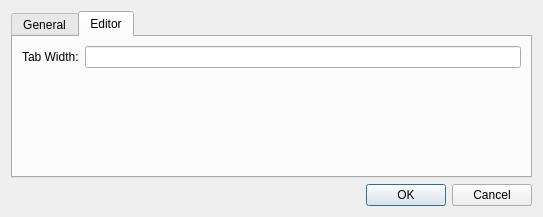
This is mcbuilder/trunk/layouts/preferences.ui in makingthings/makecontroller as Qt 5 draws it before an edit. The edited form follows.
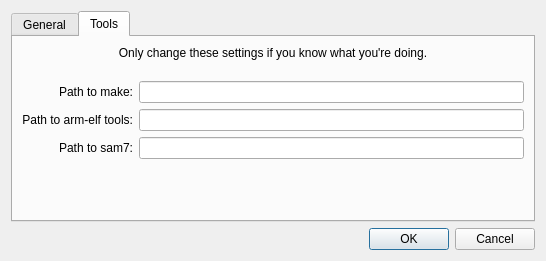
This is the edited form. The open tabs and pages were chosen to show the change.

Commit message: - now set path to tools in Preferences if necessary - Save Project As...

The edit to the form file:
```diff
--- a/mcbuilder/trunk/layouts/preferences.ui
+++ b/mcbuilder/trunk/layouts/preferences.ui
@@ -5,8 +5,8 @@
    <rect>
     <x>0</x>
     <y>0</y>
-    <width>543</width>
-    <height>217</height>
+    <width>546</width>
+    <height>261</height>
    </rect>
   </property>
   <property name="windowTitle" >
@@ -70,20 +70,7 @@
         </widget>
        </item>
        <item row="1" column="1" >
-        <widget class="QLineEdit" name="toolchainPathEdit" />
-       </item>
-       <item row="2" column="0" >
-        <widget class="QLabel" name="label_4" >
-         <property name="toolTip" >
-          <string>Path to util tools (make, etc).</string>
-         </property>
-         <property name="text" >
-          <string>Path to Make:</string>
-         </property>
-         <property name="alignment" >
-          <set>Qt::AlignRight|Qt::AlignTrailing|Qt::AlignVCenter</set>
-         </property>
-        </widget>
+        <widget class="QLineEdit" name="tabWidth" />
        </item>
        <item row="2" column="1" >
         <widget class="QLineEdit" name="lineEdit" />
@@ -92,32 +79,99 @@
      </widget>
      <widget class="QWidget" name="editorTab" >
       <attribute name="title" >
-       <string>Editor</string>
+       <string>Tools</string>
       </attribute>
-      <layout class="QGridLayout" >
-       <item row="0" column="0" >
+      <layout class="QVBoxLayout" >
+       <item>
         <layout class="QGridLayout" >
-         <item row="0" column="0" >
+         <item row="0" column="0" colspan="2" >
+          <widget class="QLabel" name="label_6" >
+           <property name="text" >
+            <string>Only change these settings if you know what you're doing.</string>
+           </property>
+           <property name="alignment" >
+            <set>Qt::AlignCenter</set>
+           </property>
+           <property name="wordWrap" >
+            <bool>true</bool>
+           </property>
+          </widget>
+         </item>
+         <item row="2" column="0" >
           <widget class="QLabel" name="label_2" >
            <property name="text" >
-            <string>Tab Width:</string>
+            <string>Path to make:</string>
            </property>
+           <property name="alignment" >
+            <set>Qt::AlignRight|Qt::AlignTrailing|Qt::AlignVCenter</set>
+           </property>
+           <property name="buddy" >
+            <cstring>makePathEdit</cstring>
+           </property>
           </widget>
          </item>
-         <item row="0" column="1" >
-          <widget class="QLineEdit" name="tabWidth" />
+         <item row="2" column="1" >
+          <widget class="QLineEdit" name="makePathEdit" />
+         </item>
+         <item row="3" column="0" >
+          <widget class="QLabel" name="label_4" >
+           <property name="text" >
+            <string>Path to arm-elf tools:</string>
+           </property>
+           <property name="alignment" >
+            <set>Qt::AlignRight|Qt::AlignTrailing|Qt::AlignVCenter</set>
+           </property>
+           <property name="buddy" >
+            <cstring>toolsPathEdit</cstring>
+           </property>
+          </widget>
+         </item>
+         <item row="3" column="1" >
+          <widget class="QLineEdit" name="toolsPathEdit" />
+         </item>
+         <item row="4" column="0" >
+          <widget class="QLabel" name="label_5" >
+           <property name="text" >
+            <string>Path to sam7:</string>
+           </property>
+           <property name="alignment" >
+            <set>Qt::AlignRight|Qt::AlignTrailing|Qt::AlignVCenter</set>
+           </property>
+           <property name="buddy" >
+            <cstring>sam7PathEdit</cstring>
+           </property>
+          </widget>
+         </item>
+         <item row="4" column="1" >
+          <widget class="QLineEdit" name="sam7PathEdit" />
+         </item>
+         <item row="1" column="0" >
+          <spacer>
+           <property name="orientation" >
+            <enum>Qt::Vertical</enum>
+           </property>
+           <property name="sizeType" >
+            <enum>QSizePolicy::MinimumExpanding</enum>
+           </property>
+           <property name="sizeHint" >
+            <size>
+             <width>20</width>
+             <height>15</height>
+            </size>
+           </property>
+          </spacer>
          </item>
         </layout>
        </item>
-       <item row="1" column="0" >
+       <item>
         <spacer>
          <property name="orientation" >
           <enum>Qt::Vertical</enum>
          </property>
          <property name="sizeHint" >
           <size>
-           <width>20</width>
-           <height>40</height>
+           <width>478</width>
+           <height>16</height>
           </size>
          </property>
         </spacer>
```
Left out of the diff: 12 changed lines with no effect on the pictures. The commit also changes 9 other files.
